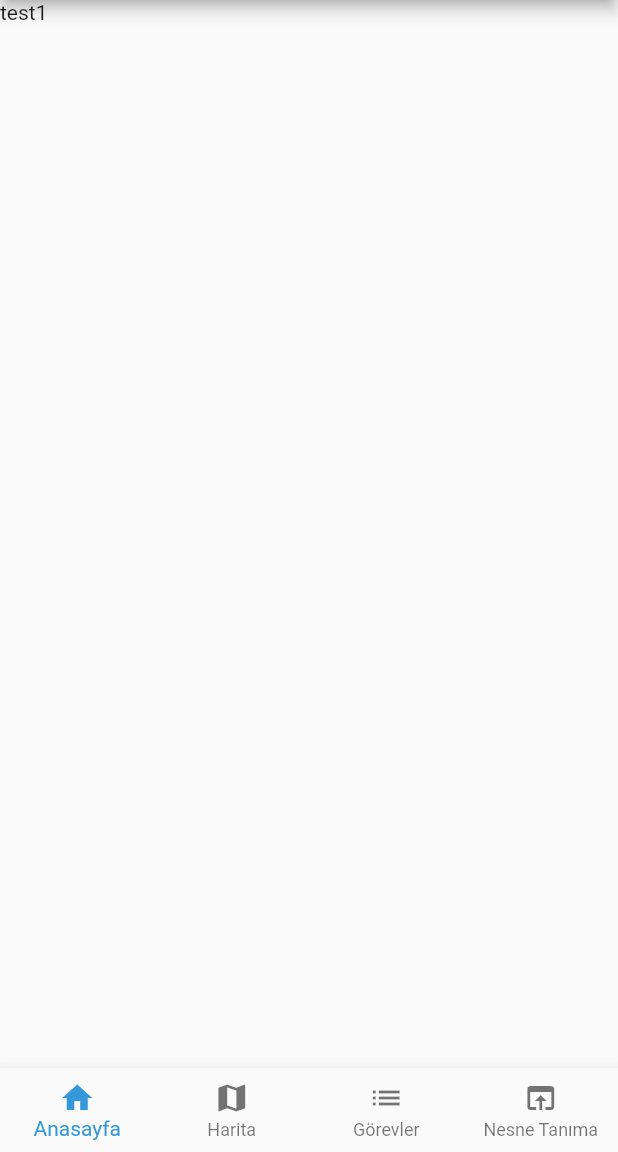
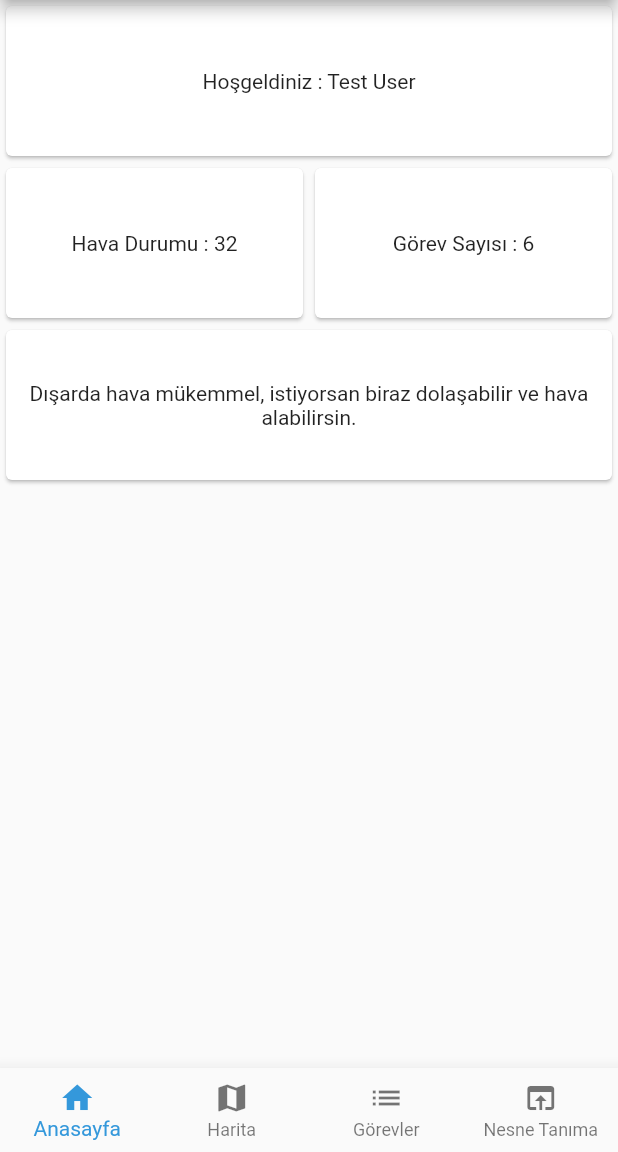
Before and after one commit to VBT-Intership/group1-hackathon-app, a Flutter app: the PatientHomeScreen screen opened directly, on a phone screen of 412 x 824 dp, the part 84-1236 px from its top. Run offline on Flutter 3.47's test engine with Material 2 defaults, Android fonts, the light colour scheme and no system bars; our stand-ins replace camera, cloud_firestore, google_fonts, google_maps_flutter, location; missing offline and left inert: tflite; accounts and stored records are empty.

```diff
--- a/lib/models/Todo.dart
+++ b/lib/models/Todo.dart
@@ -0,0 +1,5 @@
+class Todo{
+  String title;
+  String description;
+  String date;
+}
--- a/lib/screens/nurse/nurse_home_screen.dart
+++ b/lib/screens/nurse/nurse_home_screen.dart
@@ -3,6 +3,7 @@ import 'package:hackathonapp/components/my_app_bar.dart';
 import 'package:hackathonapp/components/my_drawer_menu.dart';
 import 'package:hackathonapp/constants/StaticColors.dart';
 import 'package:hackathonapp/screens/common/map_screen.dart';
+import 'package:hackathonapp/screens/nurse/nurse_task_screen.dart';
 
 class NurseHomeScreen extends StatefulWidget {
   @override
@@ -12,9 +13,9 @@ class NurseHomeScreen extends StatefulWidget {
 class _NurseHomeScreenState extends State<NurseHomeScreen> {
   int _currentIndex = 0;
   final List<Widget> _children = [
-    Text("test1"),
+    Center(child: Text("Bakıcı Dashboard"),),
     MapScreen(),
-    Text("123"),
+    NurseTaskScreen(),
   ];
 
   @override
--- /dev/null
+++ b/lib/screens/patient/patient_dashboard_screen.dart
@@ -0,0 +1,60 @@
+import 'package:flutter/material.dart';
+
+class PatientDashboardScreen extends StatefulWidget {
+  @override
+  _PatientDashboardScreenState createState() => _PatientDashboardScreenState();
+}
+
+class _PatientDashboardScreenState extends State<PatientDashboardScreen> {
+  @override
+  Widget build(BuildContext context) {
+    return Scaffold(
+      body: Column(
+        children: [
+          Row(
+            children: [
+              Expanded(
+                flex: 2,
+                child: _myCard("Hoşgeldiniz : Test User"),
+              ),
+            ],
+          ),
+          Row(
+            children: [
+              Expanded(
+                flex: 2,
+                child: _myCard("Hava Durumu : 32"),
+              ),
+              Expanded(
+                flex: 2,
+                child: _myCard("Görev Sayısı : 6"),
+              ),
+            ],
+          ),
+          Row(
+            children: [
+              Expanded(
+                flex: 2,
+                child: _myCard("Dışarda hava mükemmel, istiyorsan biraz dolaşabilir ve hava alabilirsin."),
+              ),
+            ],
+          ),
+        ],
+      ),
+    );
+  }
+
+  _myCard(String title) {
+    return Card(
+      child: Container(
+        height: 100,
+        child: Center(
+          child: Text(
+            "$title",
+            textAlign: TextAlign.center,
+          ),
+        ),
+      ),
+    );
+  }
+}
--- a/lib/screens/patient/patient_home_screen.dart
+++ b/lib/screens/patient/patient_home_screen.dart
@@ -3,6 +3,7 @@ import 'package:hackathonapp/components/my_app_bar.dart';
 import 'package:hackathonapp/components/my_drawer_menu.dart';
 import 'package:hackathonapp/constants/StaticColors.dart';
 import 'package:hackathonapp/screens/common/map_screen.dart';
+import 'package:hackathonapp/screens/patient/patient_dashboard_screen.dart';
 import 'package:hackathonapp/screens/patient/patient_ml_screen.dart';
 import 'package:hackathonapp/screens/patient/patient_task_screen.dart';
 
@@ -15,7 +16,7 @@ class _PatientHomeScreenState extends State<PatientHomeScreen> {
 
   int _currentIndex = 0;
   final List<Widget> _children = [
-    Text("test1"),
+    PatientDashboardScreen(),
     MapScreen(),
     PatientTaskScreen(),
     PatientMlScreen(),
```
Also changed, not shown: lib/networks/todo_operations.dart (+13 -0 lines), lib/screens/nurse/nurse_task_add_screen.dart (added, +61 -0 lines), lib/screens/nurse/nurse_task_screen.dart (added, +95 -0 lines).
